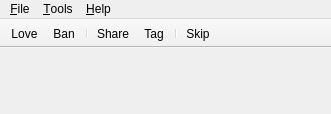
The window that app/client/widgets/MainWindow.ui (dougma/lastfm-desktop) describes before a commit, drawn with Qt 5.
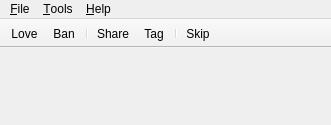
The same window after the commit. Icons and pictures are not drawn.

Commit message: Add Tune-in... menu item for now

What changed in the file:
```diff
--- a/app/client/widgets/MainWindow.ui
+++ b/app/client/widgets/MainWindow.ui
@@ -6,13 +6,21 @@
     <x>0</x>
     <y>0</y>
     <width>331</width>
-    <height>114</height>
+    <height>125</height>
    </rect>
   </property>
   <property name="windowTitle" >
    <string>Name TBA</string>
   </property>
   <widget class="QWidget" name="centralwidget" >
+   <property name="geometry" >
+    <rect>
+     <x>0</x>
+     <y>84</y>
+     <width>331</width>
+     <height>41</height>
+    </rect>
+   </property>
    <layout class="QHBoxLayout" >
     <item>
      <widget class="QLabel" name="source" >
```
Left out of the diff: 32 changed lines with no effect on the pictures.
